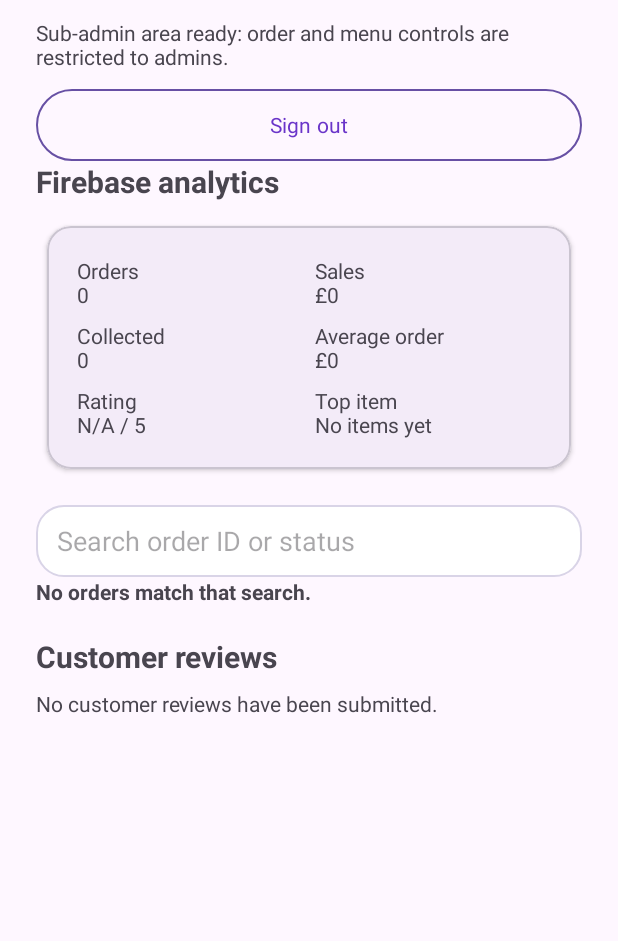
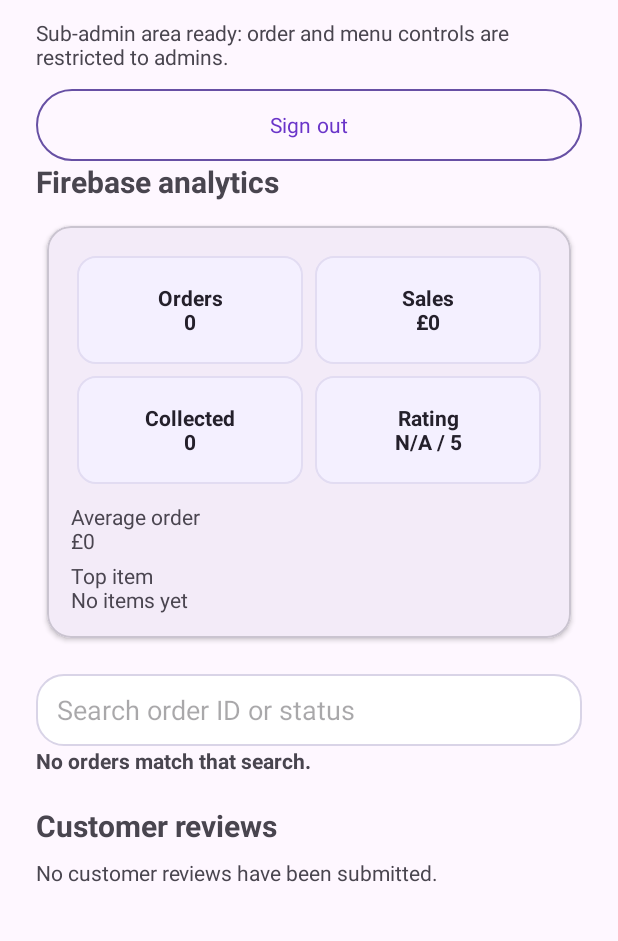
Before and after one commit to FIRD-GIT/Flo-Cafe, an Android app: the AdminActivity screen opened directly, with no data from a screen before it, on a phone screen of 412 x 824 dp, the part 93-1034 px from its top. Run offline under Robolectric (Android 15) with nearby library versions, the phone set to English and light mode, and no system bars; our stand-ins replace Firebase (no records; nobody signed in at launch, a user with empty details on screens opened directly).

Commit message:
Fix active cup and admin UI polish

```diff
--- a/app/src/main/java/com/firdgit/flocafe/AdminActivity.kt
+++ b/app/src/main/java/com/firdgit/flocafe/AdminActivity.kt
@@ -4,6 +4,7 @@ import android.content.Intent
 import android.os.Bundle
 import android.graphics.Color
 import android.view.Gravity
+import android.graphics.drawable.GradientDrawable
 import android.widget.Button
 import android.widget.LinearLayout
 import android.widget.TextView
@@ -172,6 +173,11 @@ class AdminActivity : AppCompatActivity() {
                 isAllCaps = false
                 minHeight = dp(44)
                 setPadding(dp(12), 0, dp(12), 0)
+                setTextColor(Color.WHITE)
+                background = GradientDrawable().apply {
+                    setColor(Color.parseColor("#6A35C9"))
+                    cornerRadius = dp(22).toFloat()
+                }
                 setOnClickListener {
                     lifecycleScope.launch {
                         runCatching { orderRepository.updateStatus(order.id, nextStatus) }
--- a/app/src/main/java/com/firdgit/flocafe/CustomerActivity.kt
+++ b/app/src/main/java/com/firdgit/flocafe/CustomerActivity.kt
@@ -196,7 +196,7 @@ class CustomerActivity : AppCompatActivity() {
             background = roundedBackground("#F0E9FF", 20)
             addView(horizontalRow().apply {
                 addView(ImageView(this@CustomerActivity).apply {
-                    setImageResource(R.drawable.flo_cafe_cup)
+                    setImageResource(R.drawable.flo_cafe_cup_transparent)
                     scaleType = ImageView.ScaleType.CENTER_INSIDE
                     contentDescription = getString(R.string.coffee_progress_description, order.status)
                 }, LinearLayout.LayoutParams(dp(54), dp(54)).apply { marginEnd = dp(12) })
@@ -280,7 +280,7 @@ class CustomerActivity : AppCompatActivity() {
                     text = category
                     isCheckable = true
                     isChecked = selectedMenuCategory == category
-                    chipMinHeight = dp(40).toFloat()
+                    chipMinHeight = dp(36).toFloat()
                     setEnsureMinTouchTargetSize(true)
                     setOnClickListener {
                         selectedMenuCategory = category
@@ -289,7 +289,7 @@ class CustomerActivity : AppCompatActivity() {
                 }
                 addView(chip, GridLayout.LayoutParams().apply {
                     width = 0
-                    height = dp(48)
+                    height = dp(44)
                     columnSpec = GridLayout.spec(index % 2, 1f)
                     rowSpec = GridLayout.spec(index / 2)
                     setMargins(dp(4), dp(4), dp(4), dp(4))
@@ -456,7 +456,12 @@ class CustomerActivity : AppCompatActivity() {
                 showTab(Tab.MENU)
         }
         form.addView(applyButton, spacedParams(top = 10, bottom = 8))
-        form.addView(body(getString(R.string.ai_builder_disclosure)))
+        form.addView(TextView(this).apply {
+            text = getString(R.string.ai_builder_disclosure)
+            textSize = 12f
+            setTextColor(Color.parseColor("#777184"))
+            setPadding(0, dp(4), 0, 0)
+        })
 
         sheet.setContentView(form)
         sheet.show()
--- /dev/null
+++ b/app/src/main/res/drawable/admin_metric_tile.xml
@@ -0,0 +1,5 @@
+<shape xmlns:android="http://schemas.android.com/apk/res/android">
+    <solid android:color="#F4F0FF"/>
+    <corners android:radius="12dp"/>
+    <stroke android:width="1dp" android:color="#E2DCF2"/>
+</shape>
--- a/app/src/main/res/layout/activity_admin.xml
+++ b/app/src/main/res/layout/activity_admin.xml
@@ -54,55 +54,89 @@
                 app:cardElevation="2dp"
                 app:cardUseCompatPadding="true">
 
+                <LinearLayout
+                    android:layout_width="match_parent"
+                    android:layout_height="wrap_content"
+                    android:padding="16dp"
+                    android:orientation="vertical">
+
                     <GridLayout
                         android:layout_width="match_parent"
                         android:layout_height="wrap_content"
                         android:columnCount="2"
-                    android:padding="16dp"
                         android:useDefaultMargins="true">
 
                         <TextView
                             android:id="@+id/adminMetricOrders"
                             android:layout_width="0dp"
-                        android:layout_height="wrap_content"
+                            android:layout_height="72dp"
                             android:layout_columnWeight="1"
-                        android:text="@string/admin_metric_orders_loading" />
+                            android:background="@drawable/admin_metric_tile"
+                            android:gravity="center"
+                            android:padding="10dp"
+                            android:text="@string/admin_metric_orders_loading"
+                            android:textColor="#24202B"
+                            android:textSize="14sp"
+                            android:textStyle="bold" />
 
                         <TextView
                             android:id="@+id/adminMetricSales"
                             android:layout_width="0dp"
-                        android:layout_height="wrap_content"
+                            android:layout_height="72dp"
                             android:layout_columnWeight="1"
-                        android:text="@string/admin_metric_sales_loading" />
+                            android:background="@drawable/admin_metric_tile"
+                            android:gravity="center"
+                            android:padding="10dp"
+                            android:text="@string/admin_metric_sales_loading"
+                            android:textColor="#24202B"
+                            android:textSize="14sp"
+                            android:textStyle="bold" />
 
                         <TextView
                             android:id="@+id/adminMetricCollected"
                             android:layout_width="0dp"
-                        android:layout_height="wrap_content"
+                            android:layout_height="72dp"
                             android:layout_columnWeight="1"
-                        android:text="@string/admin_metric_collected_loading" />
-
-                    <TextView
-                        android:id="@+id/adminMetricAverage"
-                        android:layout_width="0dp"
-                        android:layout_height="wrap_content"
-                        android:layout_columnWeight="1"
-                        android:text="@string/admin_metric_average_loading" />
+                            android:background="@drawable/admin_metric_tile"
+                            android:gravity="center"
+                            android:padding="10dp"
+                            android:text="@string/admin_metric_collected_loading"
+                            android:textColor="#24202B"
+                            android:textSize="14sp"
+                            android:textStyle="bold" />
 
                         <TextView
                             android:id="@+id/adminMetricRating"
                             android:layout_width="0dp"
+                            android:layout_height="72dp"
+                            android:layout_columnWeight="1"
+                            android:background="@drawable/admin_metric_tile"
+                            android:gravity="center"
+                            android:padding="10dp"
+                            android:text="@string/admin_metric_rating_loading"
+                            android:textColor="#24202B"
+                            android:textSize="14sp"
+                            android:textStyle="bold" />
+                    </GridLayout>
+
+                    <TextView
+                        android:id="@+id/adminMetricAverage"
+                        android:layout_width="match_parent"
                         android:layout_height="wrap_content"
-                        android:layout_columnWeight="1"
-                        android:text="@string/admin_metric_rating_loading" />
+                        android:layout_marginTop="8dp"
+                        android:text="@string/admin_metric_average_loading"
+                        android:textColor="#4A4550"
+                        android:textSize="14sp" />
 
                     <TextView
                         android:id="@+id/adminMetricTopItem"
-                        android:layout_width="0dp"
+                        android:layout_width="match_parent"
                         android:layout_height="wrap_content"
-                        android:layout_columnWeight="1"
-                        android:text="@string/admin_metric_top_loading" />
-                </GridLayout>
+                        android:layout_marginTop="4dp"
+                        android:text="@string/admin_metric_top_loading"
+                        android:textColor="#4A4550"
+                        android:textSize="14sp" />
+                </LinearLayout>
             </com.google.android.material.card.MaterialCardView>
 
             <EditText
--- a/app/src/main/res/values/strings.xml
+++ b/app/src/main/res/values/strings.xml
@@ -33,7 +33,7 @@
     <string name="home_progress_status">Status: %1$s</string>
     <string name="ai_builder_button">AI drink builder (prototype)</string>
     <string name="ai_builder_title">Build a drink idea</string>
-    <string name="ai_builder_disclosure">Prototype only: the suggestion is editable text, not a connected AI service or a promise of availability. Choose the final supported options in the product customiser before ordering.</string>
+    <string name="ai_builder_disclosure">Prototype: rule-based suggestion only. Confirm final choices in the menu customiser.</string>
     <string name="ai_builder_hint">Edit the suggestion</string>
     <string name="ai_builder_suggestion">Try an iced latte with oat milk and vanilla.</string>
     <string name="ai_builder_milk">Milk preference</string>
```
Also changed, not shown: app/src/main/res/drawable-nodpi/flo_cafe_cup_transparent.png (added), 2 other files. Lines whose indentation alone changed are shown as unchanged.
